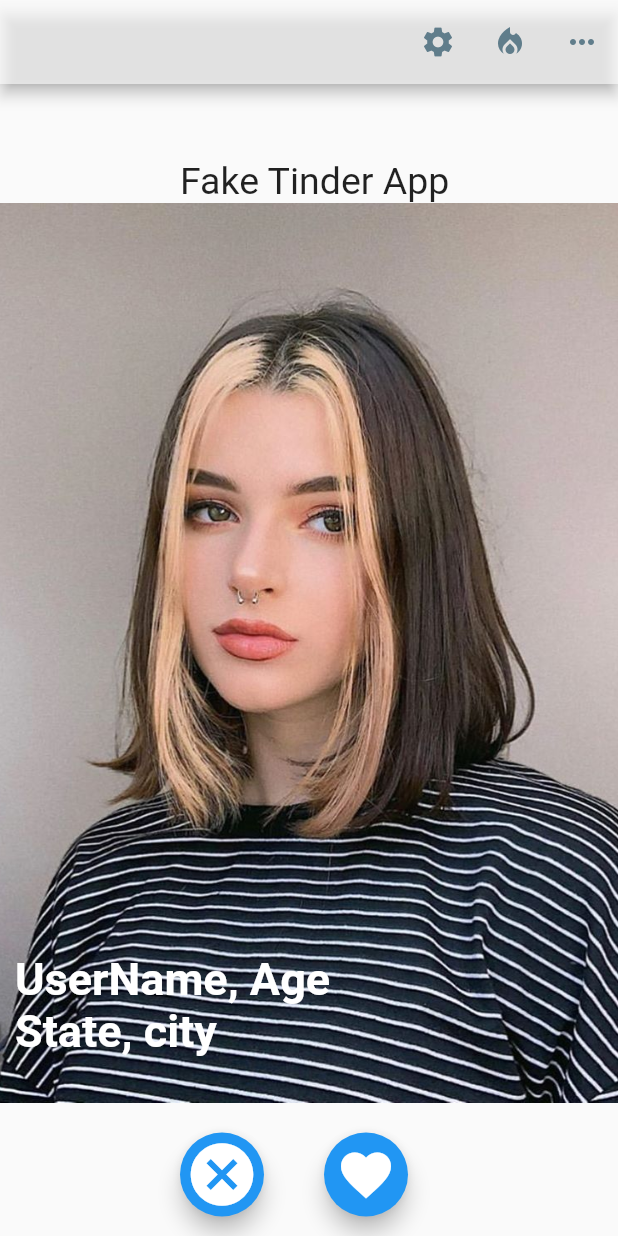
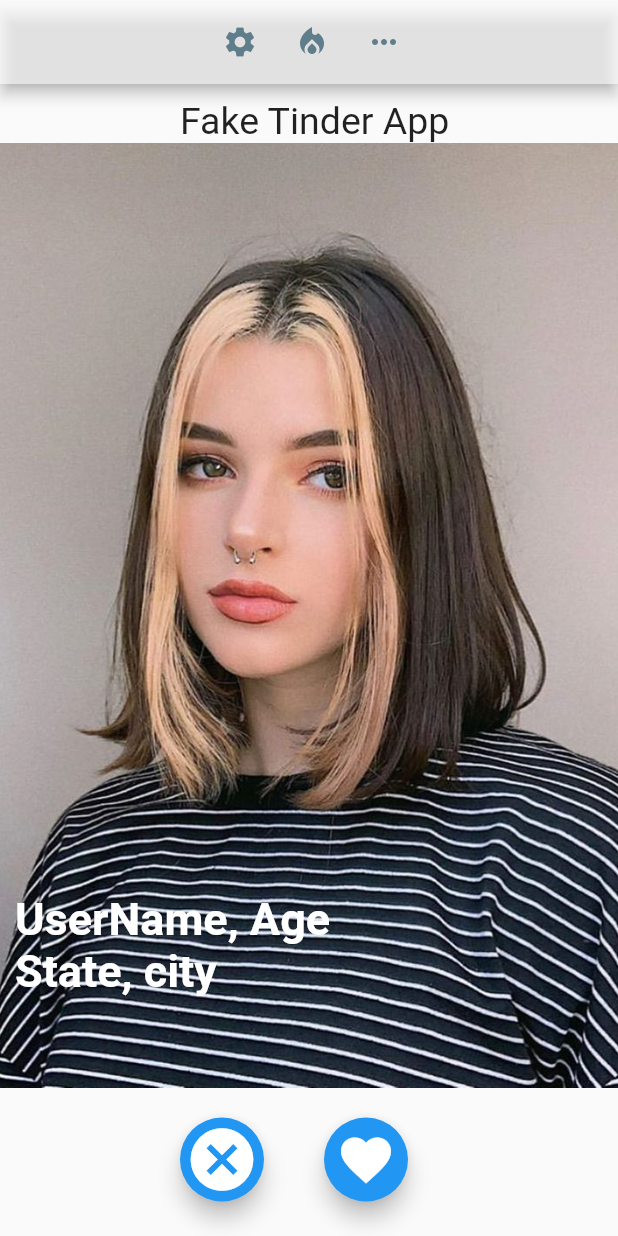
Before and after one commit to artur-r-sousa/fakeTinderApp, a Flutter app: the screen it shows after launch, on a phone screen of 412 x 824 dp. Run offline on Flutter 3.47's test engine with Material 2 defaults, Android fonts, the phone set to English and light mode, and no system bars.

Commit message:
improved position for icons in the appBar

```diff
--- a/lib/main.dart
+++ b/lib/main.dart
@@ -32,9 +32,13 @@ class _MyHomePageState extends State<MyHomePage> {
   Widget build(BuildContext context) {
     return Scaffold(
       appBar: AppBar(
+        automaticallyImplyLeading: false,
         backgroundColor: Colors.white60,
-        actions: <Widget>[
-          Row(
+        title: Row(
+          children: [
+            Container(
+                margin: EdgeInsets.only(left: 120),
+                child: Row(
                   children: [
                     IconButton(
                         icon: Icon(
@@ -55,14 +59,16 @@ class _MyHomePageState extends State<MyHomePage> {
                     )
                   ],
                 )
+            ),
           ],
+        ),
       ),
       body: Column(
         children: [
           Row(
             children: [
               Container(
-                margin: EdgeInsets.only(top: 50, left: 120),
+                margin: EdgeInsets.only(top: 10, left: 120),
                 child: Row(
                   children: [
                     Text(
@@ -77,8 +83,8 @@ class _MyHomePageState extends State<MyHomePage> {
           Stack(
             children: <Widget>[
               Container(
-                margin: EdgeInsets.only(left: 5, right:5),
-                height: 600,
+                margin: EdgeInsets.only(left: 5, right: 5),
+                height: 630,
                 child: FittedBox(
                   fit: BoxFit.fitHeight,
                   child: new Image.asset(
@@ -93,7 +99,10 @@ class _MyHomePageState extends State<MyHomePage> {
                     margin: EdgeInsets.only(left: 10, top: 500),
                     child: Text(
                       "UserName, Age \nState, city",
-                      style: TextStyle(fontSize: 30, color: Colors.white, fontWeight: FontWeight.bold),
+                      style: TextStyle(
+                          fontSize: 30,
+                          color: Colors.white,
+                          fontWeight: FontWeight.bold),
                     ),
                   ),
                 ],
```
Lines whose indentation alone changed are shown as unchanged.
